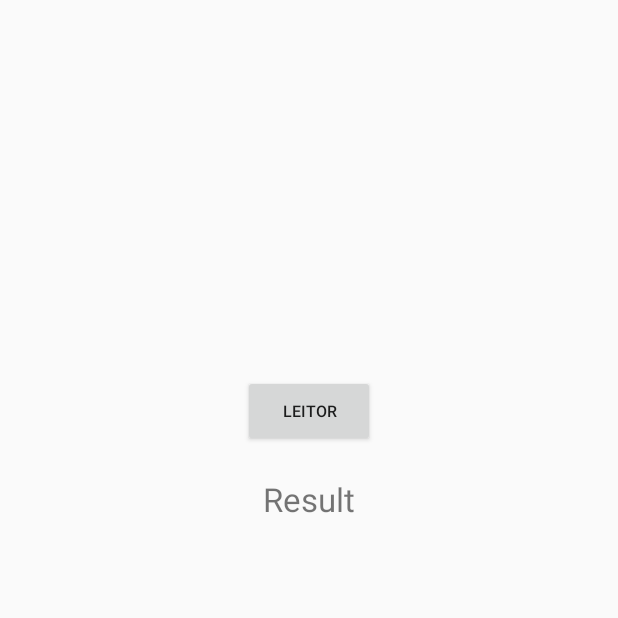
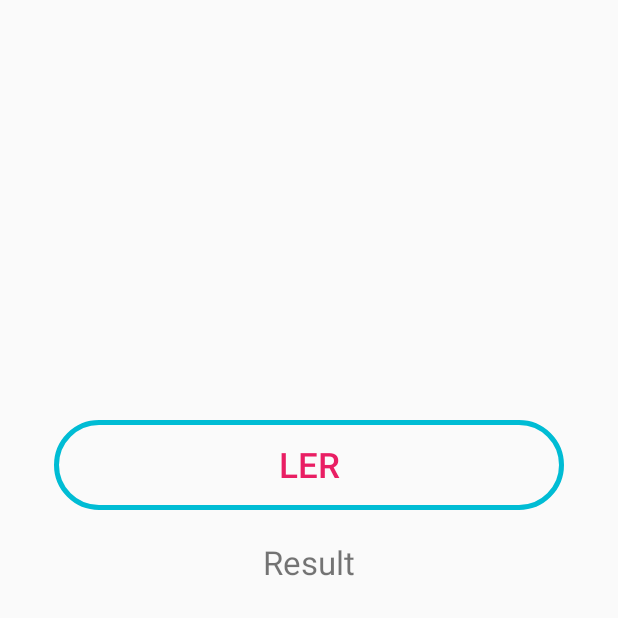
Before and after one commit to ClaitonDenardi/MedControl, an Android app: the AdicionarMedicamento screen opened directly, with no data from a screen before it, on a phone screen of 412 x 824 dp, the top half of it. Run offline under Robolectric (Android 15) with nearby library versions, the phone set to English and light mode, and no system bars.

Commit message:
6 commit

```diff
--- a/app/src/main/java/cdpaulus/medcontrol/AdicionarMedicamento.java
+++ b/app/src/main/java/cdpaulus/medcontrol/AdicionarMedicamento.java
@@ -6,26 +6,28 @@ import android.os.Bundle;
 import android.view.View;
 import android.widget.Button;
 import android.widget.TextView;
-import android.view.View.OnClickListener;
 
 public class AdicionarMedicamento extends Activity {
 
     public static TextView resultExtView;
-    Button scan_btn;
+    private Button scan_btn;
 
     @Override
     protected void onCreate(Bundle savedInstanceState) {
         super.onCreate(savedInstanceState);
         setContentView(R.layout.activity_adicionar_medicamento);
-
-        resultExtView = (TextView)findViewById(R.id.btn_scan);
+        scan_btn = findViewById(R.id.btn_scan);
         scan_btn.setOnClickListener(new View.OnClickListener() {
-
             @Override
             public void onClick(View v) {
-                Intent intent = new Intent(getApplicationContext(), ScanCodeActivity.class);
-                startActivity(intent);
+                OpenReader();
             }
         });
+
     }
+    private void OpenReader(){
+        Intent intent = new Intent(getApplicationContext(), ScanCodeActivity.class);
+        startActivity(intent);
+    }
+
 }
--- a/app/src/main/res/layout/activity_adicionar_medicamento.xml
+++ b/app/src/main/res/layout/activity_adicionar_medicamento.xml
@@ -1,20 +1,26 @@
 <?xml version="1.0" encoding="utf-8"?>
-<LinearLayout xmlns:android="http://schemas.android.com/apk/res/android"
-    xmlns:app="http://schemas.android.com/apk/res-auto"
-    xmlns:tools="http://schemas.android.com/tools"
-    android:layout_width="match_parent"
-    android:layout_height="match_parent"
-    android:orientation="vertical"
-    tools:context="cdpaulus.medcontrol.AdicionarMedicamento">
+
+<LinearLayout
+        xmlns:android="http://schemas.android.com/apk/res/android"
+        xmlns:app="http://schemas.android.com/apk/res-auto"
+        xmlns:tools="http://schemas.android.com/tools"
+        android:layout_width="fill_parent"
+        android:layout_height="fill_parent"
+        android:orientation="vertical"
+        tools:context="cdpaulus.medcontrol.AdicionarMedicamento">
+
 
     <Button
-        android:layout_width="wrap_content"
-        android:layout_height="wrap_content"
+        android:layout_marginTop="280dp"
+        android:text="Ler"
+        android:textColor="#e91e63"
+        android:textSize="23sp"
         android:layout_gravity="center"
-        android:layout_marginTop="250dp"
-        android:text="Leitor"
-        android:textSize="16px"
-        android:id="@+id/btn_scan"/>
+        android:layout_width="340dp"
+        android:layout_height="60dp"
+        android:id="@+id/btn_scan"
+        android:background="@drawable/buttonshape"/>
+
 
     <TextView
         android:layout_width="match_parent"
```
Also changed, not shown: app/src/main/java/cdpaulus/medcontrol/MainActivity.java (+16 -2 lines), app/src/main/res/layout/activity_main.xml (+4 -4 lines).
